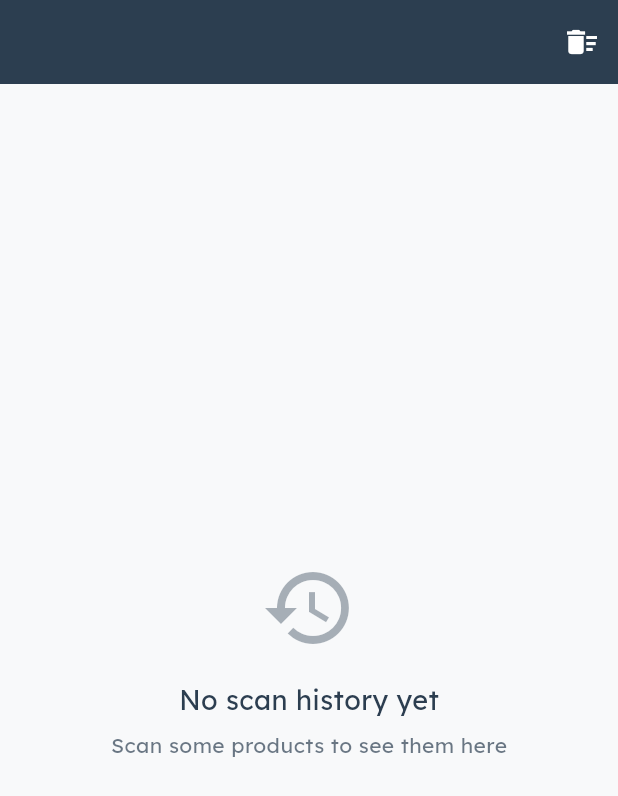
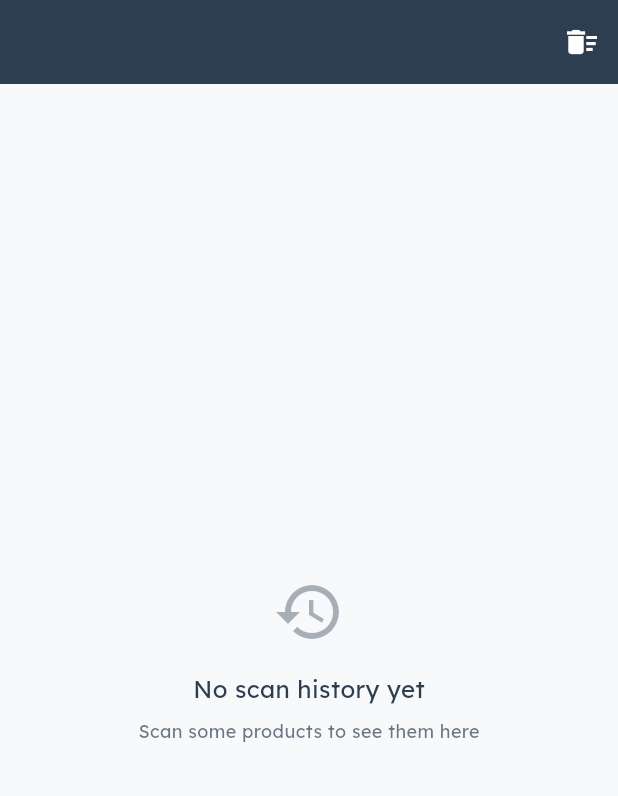
Before and after one commit to Rvish-glitch/nutri_dev, a Flutter app: the screen it shows after launch, after a tap on "History", on a phone screen of 412 x 824 dp. Shown: the top 796 px of the screen. Run offline on Flutter 3.47's test engine with Material 3 defaults, Android fonts, the phone set to English and light mode, and no system bars; our stand-ins replace fluttertoast, get, google_fonts, responsive_framework, shared_preferences; missing offline and left inert: haptic_feedback, mobile_scanner, untitled1; network calls fail.

Commit message:
Fix responsiveness

```diff
--- a/lib/main.dart
+++ b/lib/main.dart
@@ -3,6 +3,7 @@ import 'package:nutridev/screens/lander.dart';
 import 'package:get/get.dart';
 import 'package:google_fonts/google_fonts.dart';
 import 'package:nutridev/services/scan_history_service.dart';
+import 'package:responsive_framework/responsive_framework.dart';
 
 void main() {
   // Initialize services
@@ -18,6 +19,15 @@ class MyApp extends StatelessWidget {
     return GetMaterialApp(
       debugShowCheckedModeBanner: false,
       title: 'NutriDev',
+      builder: (context, child) => ResponsiveBreakpoints.builder(
+        child: child!,
+        breakpoints: [
+          const Breakpoint(start: 0, end: 480, name: MOBILE),
+          const Breakpoint(start: 481, end: 800, name: TABLET),
+          const Breakpoint(start: 801, end: 1000, name: DESKTOP),
+          const Breakpoint(start: 1001, end: double.infinity, name: '4K'),
+        ],
+      ),
       theme: ThemeData(
         useMaterial3: true,
         colorScheme: ColorScheme.fromSeed(
--- a/lib/screens/historypage.dart
+++ b/lib/screens/historypage.dart
@@ -4,6 +4,7 @@ import 'package:google_fonts/google_fonts.dart';
 import 'package:nutridev/screens/nutrition_details.dart';
 import 'package:nutridev/services/scan_history_service.dart';
 import 'package:nutridev/widgets/nutrition_summary_widget.dart';
+import 'package:responsive_framework/responsive_framework.dart';
 
 class HistoryPage extends StatelessWidget {
   const HistoryPage({super.key});
@@ -12,6 +13,35 @@ class HistoryPage extends StatelessWidget {
   Widget build(BuildContext context) {
     final scanHistoryService = Get.find<ScanHistoryService>();
     final theme = Theme.of(context);
+    final isMobile = ResponsiveBreakpoints.of(context).isMobile;
+    final isTablet = ResponsiveBreakpoints.of(context).isTablet;
+
+    // Responsive dimensions
+    final horizontalPadding = isMobile
+        ? 12.0
+        : isTablet
+            ? 16.0
+            : 20.0;
+    final iconSize = isMobile
+        ? 48.0
+        : isTablet
+            ? 56.0
+            : 64.0;
+    final fontSize = isMobile
+        ? 14.0
+        : isTablet
+            ? 16.0
+            : 18.0;
+    final smallFontSize = isMobile
+        ? 10.0
+        : isTablet
+            ? 12.0
+            : 14.0;
+    final summaryHeight = isMobile
+        ? 300.0
+        : isTablet
+            ? 350.0
+            : 400.0;
 
     return Scaffold(
       appBar: AppBar(
@@ -60,14 +90,14 @@ class HistoryPage extends StatelessWidget {
               children: [
                 Icon(
                   Icons.history,
-                  size: 64,
+                  size: iconSize,
                   color: theme.colorScheme.onSurface.withOpacity(0.4),
                 ),
                 const SizedBox(height: 16),
                 Text(
                   'No scan history yet',
                   style: GoogleFonts.lexend(
-                    fontSize: 18,
+                    fontSize: fontSize + 2,
                     color: theme.colorScheme.onSurface,
                   ),
                 ),
@@ -75,7 +105,7 @@ class HistoryPage extends StatelessWidget {
                 Text(
                   'Scan some products to see them here',
                   style: GoogleFonts.lexend(
-                    fontSize: 14,
+                    fontSize: fontSize - 2,
                     color: theme.colorScheme.onSurface.withOpacity(0.7),
                   ),
                 ),
@@ -88,13 +118,13 @@ class HistoryPage extends StatelessWidget {
           children: [
             // Nutrition Summary Widget
             SizedBox(
-              height: 400,
+              height: summaryHeight,
               child: const NutritionSummaryWidget(),
             ),
 
             // Divider
             Container(
-              margin: const EdgeInsets.symmetric(horizontal: 16),
+              margin: EdgeInsets.symmetric(horizontal: horizontalPadding),
               child:
                   Divider(color: theme.colorScheme.onSurface.withOpacity(0.2)),
             ),
@@ -102,7 +132,7 @@ class HistoryPage extends StatelessWidget {
             // History List
             Expanded(
               child: ListView.builder(
-                padding: const EdgeInsets.all(16),
+                padding: EdgeInsets.all(horizontalPadding),
                 itemCount: history.length,
                 itemBuilder: (context, index) {
                   final item = history[index];
@@ -114,12 +144,12 @@ class HistoryPage extends StatelessWidget {
                   final quantity = item['quantity']?.toString() ?? '';
 
                   return Card(
-                    margin: const EdgeInsets.only(bottom: 12),
+                    margin: EdgeInsets.only(bottom: horizontalPadding - 4),
                     child: ListTile(
-                      contentPadding: const EdgeInsets.all(16),
+                      contentPadding: EdgeInsets.all(horizontalPadding),
                       leading: Container(
-                        width: 50,
-                        height: 50,
+                        width: iconSize - 16,
+                        height: iconSize - 16,
                         decoration: BoxDecoration(
                           color: isManual
                               ? theme.colorScheme.secondary.withOpacity(0.2)
@@ -139,7 +169,7 @@ class HistoryPage extends StatelessWidget {
                             child: Text(
                               name,
                               style: GoogleFonts.lexend(
-                                fontSize: 16,
+                                fontSize: fontSize,
                                 fontWeight: FontWeight.w500,
                                 color: theme.colorScheme.onSurface,
                               ),
@@ -157,7 +187,7 @@ class HistoryPage extends StatelessWidget {
                               child: Text(
                                 'Manual',
                                 style: GoogleFonts.lexend(
-                                  fontSize: 10,
+                                  fontSize: smallFontSize,
                                   color: theme.colorScheme.secondary,
                                   fontWeight: FontWeight.w500,
                                 ),
@@ -173,7 +203,7 @@ class HistoryPage extends StatelessWidget {
                             Text(
                               'Quantity: $quantity',
                               style: GoogleFonts.lexend(
-                                fontSize: 12,
+                                fontSize: smallFontSize,
                                 color: theme.colorScheme.onSurface
                                     .withOpacity(0.7),
                               ),
@@ -183,7 +213,7 @@ class HistoryPage extends StatelessWidget {
                             Text(
                               'Barcode: $barcode',
                               style: GoogleFonts.lexend(
-                                fontSize: 12,
+                                fontSize: smallFontSize,
                                 color: theme.colorScheme.onSurface
                                     .withOpacity(0.7),
                               ),
@@ -193,7 +223,7 @@ class HistoryPage extends StatelessWidget {
                           Text(
                             scanTime,
                             style: GoogleFonts.lexend(
-                              fontSize: 12,
+                              fontSize: smallFontSize,
                               color:
                                   theme.colorScheme.onSurface.withOpacity(0.6),
                             ),
--- a/lib/screens/lander.dart
+++ b/lib/screens/lander.dart
@@ -10,6 +10,7 @@ import 'package:flutter/services.dart';
 import 'package:nutridev/services/scan_history_service.dart';
 import 'package:nutridev/widgets/add_food_dialog.dart';
 import 'package:nutridev/widgets/nutrition_calculator_widget.dart';
+import 'package:responsive_framework/responsive_framework.dart';
 
 class LanderClass extends StatefulWidget {
   const LanderClass({super.key});
@@ -101,30 +102,46 @@ class _LanderClassState extends State<LanderClass> {
                 ),
                 // Classic Scanning Overlay
                 Positioned.fill(
-                  child: Container(
+                  child: Builder(
+                    builder: (context) {
+                      final screenWidth = MediaQuery.of(context).size.width;
+                      final screenHeight = MediaQuery.of(context).size.height;
+                      final isMobile =
+                          ResponsiveBreakpoints.of(context).isMobile;
+                      final isTablet =
+                          ResponsiveBreakpoints.of(context).isTablet;
+                      final fontSize = isMobile
+                          ? 14.0
+                          : isTablet
+                              ? 16.0
+                              : 18.0;
+
+                      return Container(
                         decoration: BoxDecoration(
                           color: Colors.black.withOpacity(0.3),
                         ),
                         child: Center(
                           child: Container(
-                        width: 250,
-                        height: 150,
+                            width: screenWidth * 0.7,
+                            height: screenHeight * 0.2,
                             decoration: BoxDecoration(
                               border: Border.all(color: Colors.white, width: 2),
                               borderRadius: BorderRadius.circular(12),
                             ),
-                        child: const Center(
+                            child: Center(
                               child: Text(
                                 'Position barcode here',
                                 style: TextStyle(
                                   color: Colors.white,
-                              fontSize: 16,
+                                  fontSize: fontSize,
                                   fontWeight: FontWeight.bold,
                                 ),
                               ),
                             ),
                           ),
                         ),
+                      );
+                    },
                   ),
                 ),
               ],
@@ -226,14 +243,59 @@ class _LanderClassState extends State<LanderClass> {
 
   Widget buildHomePage() {
     final theme = Theme.of(context);
+    final screenWidth = MediaQuery.of(context).size.width;
+    final screenHeight = MediaQuery.of(context).size.height;
+    final isMobile = ResponsiveBreakpoints.of(context).isMobile;
+    final isTablet = ResponsiveBreakpoints.of(context).isTablet;
+
+    // Responsive dimensions
+    final horizontalPadding = isMobile
+        ? 16.0
+        : isTablet
+            ? 24.0
+            : 32.0;
+    final topMargin = isMobile
+        ? 40.0
+        : isTablet
+            ? 50.0
+            : 60.0;
+    final cardHeight = isMobile
+        ? 140.0
+        : isTablet
+            ? 160.0
+            : 180.0;
+    final cardWidth = isMobile
+        ? 120.0
+        : isTablet
+            ? 140.0
+            : 160.0;
+    final iconSize = isMobile
+        ? 28.0
+        : isTablet
+            ? 32.0
+            : 36.0;
+    final fontSize = isMobile
+        ? 14.0
+        : isTablet
+            ? 16.0
+            : 18.0;
+    final headerFontSize = isMobile
+        ? 20.0
+        : isTablet
+            ? 24.0
+            : 28.0;
+
     return SingleChildScrollView(
       child: Column(
         children: [
           // Premium Header Section
           Container(
-            margin:
-                const EdgeInsets.only(top: 60, left: 24, right: 24, bottom: 32),
-            padding: const EdgeInsets.all(24),
+            margin: EdgeInsets.only(
+                top: topMargin,
+                left: horizontalPadding,
+                right: horizontalPadding,
+                bottom: 32),
+            padding: EdgeInsets.all(horizontalPadding),
             decoration: BoxDecoration(
               color: Colors.white.withOpacity(0.7),
               borderRadius: BorderRadius.circular(20),
@@ -259,7 +321,7 @@ class _LanderClassState extends State<LanderClass> {
                       Text(
                         'Hello 👋🏻',
                         style: GoogleFonts.inter(
-                          fontSize: 18,
+                          fontSize: fontSize - 2,
                           fontWeight: FontWeight.w500,
                           color: const Color(0xFF2C3E50).withOpacity(0.8),
                         ),
@@ -268,7 +330,7 @@ class _LanderClassState extends State<LanderClass> {
                       Text(
                         'Welcome to NutriDev',
                         style: GoogleFonts.inter(
-                          fontSize: 24,
+                          fontSize: headerFontSize,
                           fontWeight: FontWeight.w700,
                           color: const Color(0xFF2C3E50),
                         ),
@@ -281,8 +343,8 @@ class _LanderClassState extends State<LanderClass> {
                     Get.to(() => Profile());
                   },
                   child: Container(
-                    width: 48,
-                    height: 48,
+                    width: iconSize + 20,
+                    height: iconSize + 20,
                     decoration: BoxDecoration(
                       color: const Color(0xFF2C3E50).withOpacity(0.1),
                       borderRadius: BorderRadius.circular(16),
@@ -294,7 +356,7 @@ class _LanderClassState extends State<LanderClass> {
                     child: Icon(
                       Icons.person_outline,
                       color: const Color(0xFF2C3E50),
-                      size: 24,
+                      size: iconSize - 4,
                     ),
                   ),
                 ),
@@ -304,12 +366,12 @@ class _LanderClassState extends State<LanderClass> {
 
           // Section Title
           Padding(
-            padding: const EdgeInsets.symmetric(horizontal: 24),
+            padding: EdgeInsets.symmetric(horizontal: horizontalPadding),
             child: Row(
               children: [
                 Container(
                   width: 4,
-                  height: 24,
+                  height: fontSize + 10,
                   decoration: BoxDecoration(
                     color: const Color(0xFF2C3E50).withOpacity(0.3),
                     borderRadius: BorderRadius.circular(2),
@@ -319,7 +381,7 @@ class _LanderClassState extends State<LanderClass> {
                 Text(
                   'Your Insights',
                   style: GoogleFonts.inter(
-                    fontSize: 20,
+                    fontSize: fontSize + 2,
                     fontWeight: FontWeight.w600,
                     color: const Color(0xFF2C3E50),
                   ),
@@ -330,7 +392,7 @@ class _LanderClassState extends State<LanderClass> {
           const SizedBox(height: 20),
           // 2x2 Grid Layout
           Padding(
-            padding: const EdgeInsets.symmetric(horizontal: 24),
+            padding: EdgeInsets.symmetric(horizontal: horizontalPadding),
             child: Column(
               children: [
                 // First Row: Scan New and Add Food
@@ -339,8 +401,8 @@ class _LanderClassState extends State<LanderClass> {
                   children: [
                     // Scan New Widget
                     SizedBox(
-                      height: 160,
-                      width: 140,
+                      height: cardHeight,
+                      width: cardWidth,
                       child: Obx(() => GestureDetector(
                             onTap:
                                 isScanning.value ? null : () => scanBarcode(),
@@ -364,7 +426,7 @@ class _LanderClassState extends State<LanderClass> {
                                 mainAxisAlignment: MainAxisAlignment.center,
                                 children: [
                                   Container(
-                                    padding: const EdgeInsets.all(12),
+                                    padding: EdgeInsets.all(iconSize / 3),
                                     decoration: BoxDecoration(
                                       color: const Color(0xFF2C3E50)
                                           .withOpacity(0.1),
@@ -372,15 +434,15 @@ class _LanderClassState extends State<LanderClass> {
                                     ),
                                     child: Image.asset(
                                       'lib/asset/images/scan.png',
-                                      height: 32,
-                                      width: 32,
+                                      height: iconSize,
+                                      width: iconSize,
                                     ),
                                   ),
-                                  const SizedBox(height: 16),
+                                  SizedBox(height: iconSize / 2),
                                   Text(
                                     'Scan New',
                                     style: GoogleFonts.inter(
-                                      fontSize: 16,
+                                      fontSize: fontSize,
                                       fontWeight: FontWeight.w600,
                                       color: const Color(0xFF2C3E50),
                                     ),
@@ -392,8 +454,8 @@ class _LanderClassState extends State<LanderClass> {
                     ),
                     // Add Food Widget
                     SizedBox(
-                      height: 160,
-                      width: 140,
+                      height: cardHeight,
+                      width: cardWidth,
                       child: GestureDetector(
                         onTap: () async {
                           final result = await showDialog(
@@ -435,7 +497,7 @@ class _LanderClassState extends State<LanderClass> {
                             mainAxisAlignment: MainAxisAlignment.center,
                             children: [
                               Container(
-                                padding: const EdgeInsets.all(12),
+                                padding: EdgeInsets.all(iconSize / 3),
                                 decoration: BoxDecoration(
                                   color:
                                       const Color(0xFF34495E).withOpacity(0.1),
@@ -443,15 +505,15 @@ class _LanderClassState extends State<LanderClass> {
                                 ),
                                 child: Icon(
                                   Icons.restaurant_outlined,
-                                  size: 32,
+                                  size: iconSize,
                                   color: const Color(0xFF34495E),
                                 ),
                               ),
-                              const SizedBox(height: 16),
+                              SizedBox(height: iconSize / 2),
                               Text(
                                 'Add Food',
                                 style: GoogleFonts.inter(
-                                  fontSize: 16,
+                                  fontSize: fontSize,
                                   fontWeight: FontWeight.w600,
                                   color: const Color(0xFF2C3E50),
                                 ),
@@ -470,8 +532,8 @@ class _LanderClassState extends State<LanderClass> {
                   children: [
                     // History Widget
                     SizedBox(
-                      height: 160,
-                      width: 140,
+                      height: cardHeight,
+                      width: cardWidth,
                       child: GestureDetector(
                         onTap: () => Get.to(() => const HistoryPage()),
                         child: Container(
@@ -494,7 +556,7 @@ class _LanderClassState extends State<LanderClass> {
                             mainAxisAlignment: MainAxisAlignment.center,
                             children: [
                               Container(
-                                padding: const EdgeInsets.all(12),
+                                padding: EdgeInsets.all(iconSize / 3),
                                 decoration: BoxDecoration(
                                   color:
                                       const Color(0xFFE74C3C).withOpacity(0.1),
@@ -502,15 +564,15 @@ class _LanderClassState extends State<LanderClass> {
                                 ),
                                 child: Image.asset(
                                   'lib/asset/images/history.png',
-                                  height: 32,
-                                  width: 32,
+                                  height: iconSize,
+                                  width: iconSize,
                                 ),
                               ),
-                              const SizedBox(height: 16),
+                              SizedBox(height: iconSize / 2),
                               Text(
                                 'History',
                                 style: GoogleFonts.inter(
-                                  fontSize: 16,
+                                  fontSize: fontSize,
                                   fontWeight: FontWeight.w600,
                                   color: const Color(0xFF2C3E50),
                                 ),
@@ -522,8 +584,8 @@ class _LanderClassState extends State<LanderClass> {
                     ),
                     // BMI Calculator Widget
                     SizedBox(
-                      height: 160,
-                      width: 140,
+                      height: cardHeight,
+                      width: cardWidth,
                       child: GestureDetector(
                         onTap: () => _showNutritionCalculator(),
                         child: Container(
@@ -546,7 +608,7 @@ class _LanderClassState extends State<LanderClass> {
                             mainAxisAlignment: MainAxisAlignment.center,
                             children: [
                               Container(
-                                padding: const EdgeInsets.all(12),
+                                padding: EdgeInsets.all(iconSize / 3),
                                 decoration: BoxDecoration(
                                   color:
                                       const Color(0xFF2C3E50).withOpacity(0.1),
@@ -554,15 +616,15 @@ class _LanderClassState extends State<LanderClass> {
                                 ),
                                 child: Icon(
                                   Icons.monitor_weight_outlined,
-                                  size: 32,
+                                  size: iconSize,
                                   color: const Color(0xFF2C3E50),
                                 ),
                               ),
-                              const SizedBox(height: 16),
+                              SizedBox(height: iconSize / 2),
                               Text(
                                 'BMI Calculator',
                                 style: GoogleFonts.inter(
-                                  fontSize: 16,
+                                  fontSize: fontSize,
                                   fontWeight: FontWeight.w600,
                                   color: const Color(0xFF2C3E50),
                                 ),
--- a/pubspec.yaml
+++ b/pubspec.yaml
@@ -20,6 +20,7 @@ dependencies:
   http: ^1.1.0
   shared_preferences: ^2.2.2
   firebase_core: ^2.27.0
+  responsive_framework: ^1.4.0
 
 flutter_launcher_icons:
   android: "launcher_icon"
```
Also changed, not shown: lib/screens/profile.dart (+28 -6 lines), pubspec.lock. Lines whose indentation alone changed are shown as unchanged.
